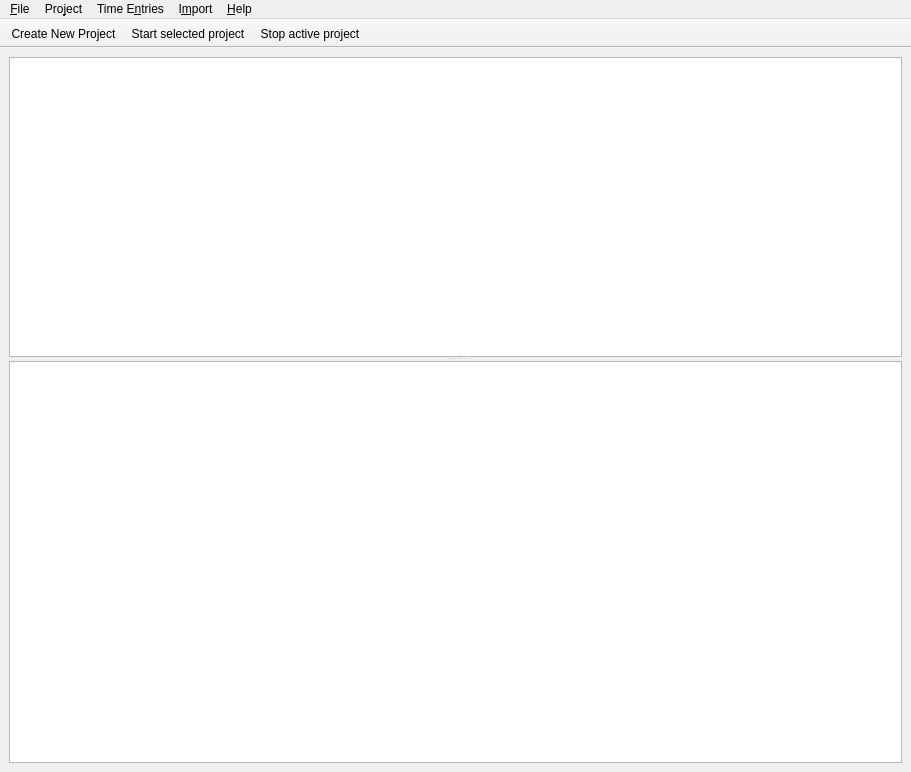
First picture: the form in source/main_window.ui, repository jansorg/tom-ui, before the edit.
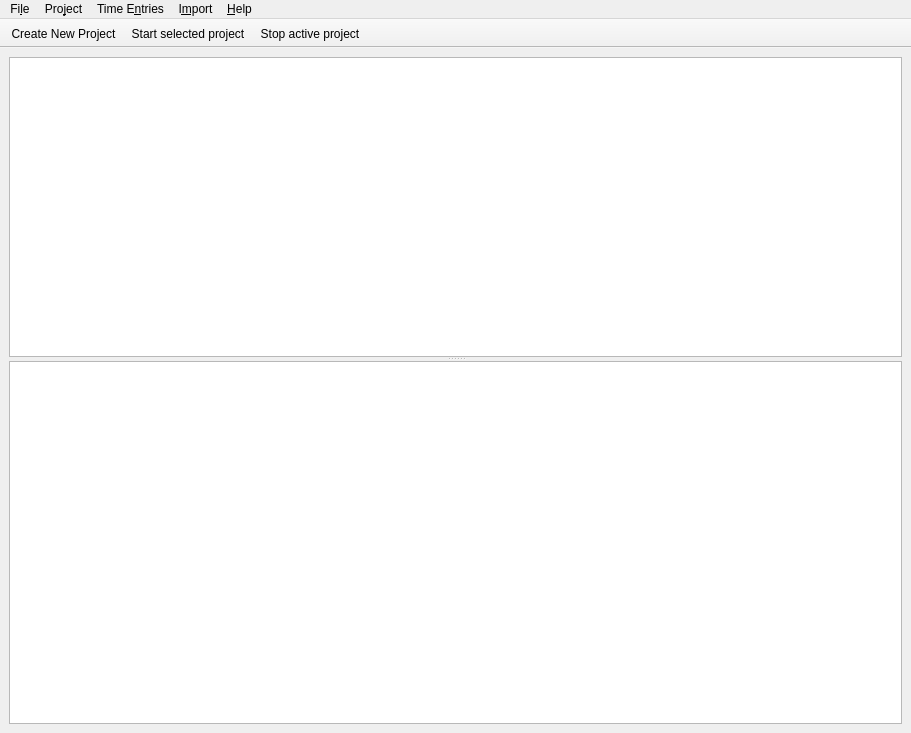
Second picture: the form after the edit. Icons and pictures are not drawn. Custom widgets are drawn as their Qt base class.

```diff
--- a/source/main_window.ui
+++ b/source/main_window.ui
@@ -8,7 +8,7 @@
     <x>0</x>
     <y>0</y>
     <width>911</width>
-    <height>772</height>
+    <height>733</height>
    </rect>
   </property>
   <property name="windowTitle">
@@ -121,7 +121,7 @@
    </property>
    <widget class="QMenu" name="menuFile">
     <property name="title">
-     <string>&amp;File</string>
+     <string>Fi&amp;le</string>
     </property>
     <addaction name="actionRefresh"/>
     <addaction name="actionResetAllData"/>
```
Left out of the diff: 38 changed lines with no effect on the pictures.
